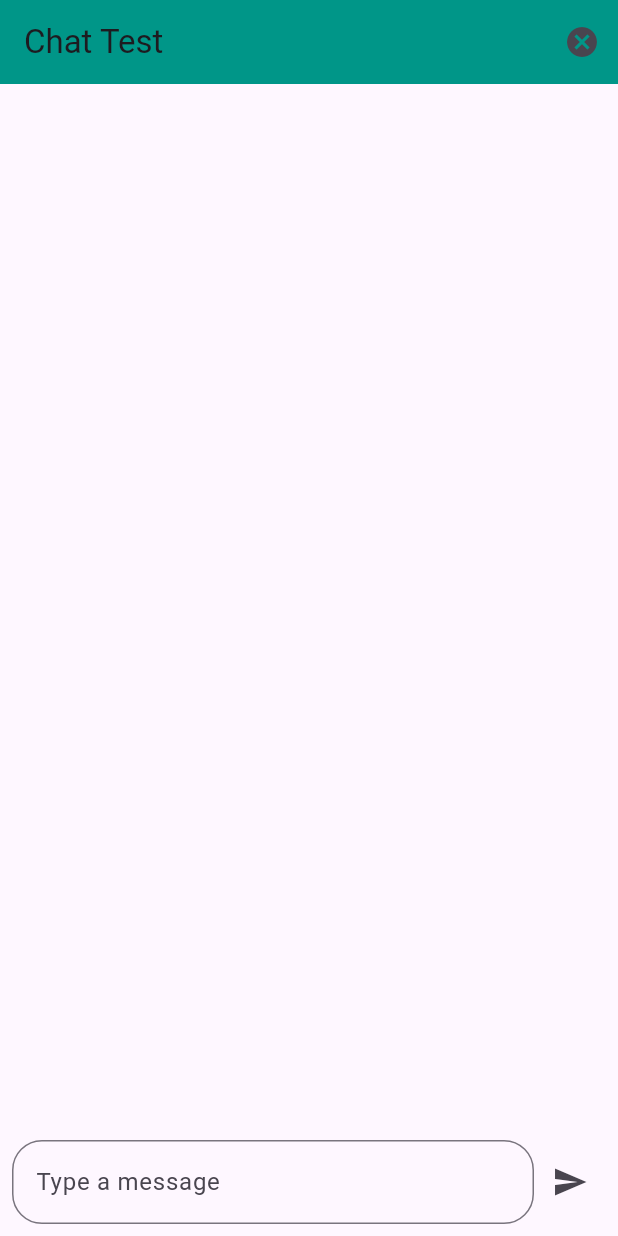
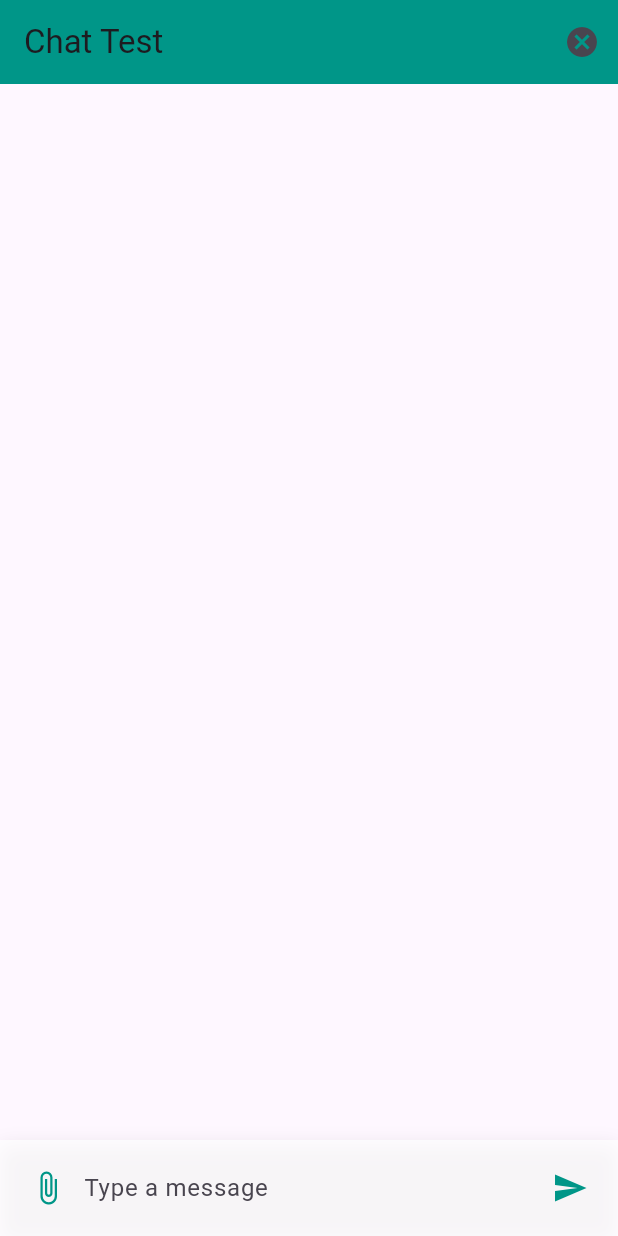
Before and after one commit to arxivj/chat_test, a Flutter app: the screen it shows after launch, on a phone screen of 412 x 824 dp. Run offline on Flutter 3.47's test engine with Material 3 defaults, Android fonts, the phone set to English and light mode, and no system bars; our stand-ins replace file_picker, flutter_chat_types, flutter_chat_ui, image_picker, open_filex.

Commit message:
Feat: 종목 받아오는 것 까지 완료

```diff
--- a/lib/chat_model.dart
+++ b/lib/chat_model.dart
@@ -10,16 +10,15 @@ class Chat {
   final String? industry;
   final String? summary;
 
-  // final List<IndustryInfo>? recommendations;
-
-  Chat(
-      {this.message,
-      required this.type,
-      required this.time,
-      this.relatedIndustry,
-      this.comment,
-      this.industry,
-      this.summary});
+  Chat({
+    this.message,
+    required this.type,
+    required this.time,
+    this.relatedIndustry,
+    this.comment,
+    this.industry,
+    this.summary,
+  });
 
   factory Chat.sent(String message) {
     return Chat(message: message, type: MessageType.user, time: DateTime.now());
@@ -30,8 +29,7 @@ class Chat {
   }
 
   factory Chat.industry(String industry) {
-    return Chat(
-        industry: industry, type: MessageType.bot, time: DateTime.now());
+    return Chat(industry: industry, type: MessageType.bot, time: DateTime.now());
   }
 
   factory Chat.summary(String summary) {
--- a/lib/chat_page.dart
+++ b/lib/chat_page.dart
@@ -1,9 +1,7 @@
-import 'package:flutter/cupertino.dart';
 import 'package:flutter/material.dart';
 import 'package:provider/provider.dart';
 
 import 'bubble.dart';
-import 'chat_model.dart';
 import 'chat_view_model.dart';
 
 class ChatPage extends StatelessWidget {
@@ -14,25 +12,27 @@ class ChatPage extends StatelessWidget {
     ScrollController scrollController = ScrollController();
 
     Future<void> scrollToBottom() async {
-      await Future.delayed(Duration(milliseconds: 100));
+      await Future.delayed(const Duration(milliseconds: 100));
       scrollController.animateTo(
         0,
-        duration: Duration(milliseconds: 300),
+        duration: const Duration(milliseconds: 300),
         curve: Curves.easeInOut,
       );
     }
 
-    return Scaffold(
+    return ChangeNotifierProvider(
+      create: (context) => ChatViewModel(baseUrl: 'http://ai.mofin.co.kr/mogene'),
+      child: Scaffold(
         resizeToAvoidBottomInset: true,
         appBar: AppBar(
-        title: Text('Chat Test'),
-        backgroundColor: Colors.teal,
+          title: const Text('Chat Test'),
+          backgroundColor: Colors.teal.shade500,
           actions: [
             IconButton(
               onPressed: () {
                 Navigator.of(context).pop();
               },
-            icon: Icon(Icons.cancel_sharp),
+              icon: const Icon(Icons.cancel_sharp),
             ),
           ],
         ),
@@ -45,34 +45,32 @@ class ChatPage extends StatelessWidget {
               Expanded(
                 child: Align(
                   alignment: Alignment.topCenter,
-                child: Selector<ChatViewModel, List<Chat>>(
-                  selector: (context, chatViewModel) =>
-                      chatViewModel.messages.reversed.toList(),
-                  builder: (BuildContext context, List<Chat> messages, Widget? child) {
+                  child: Consumer<ChatViewModel>(
+                    builder: (context, chatViewModel, child) {
+                      final messages = chatViewModel.messages.reversed.toList();
                       return ListView.builder(
                         controller: scrollController,
                         shrinkWrap: true,
                         reverse: true,
                         itemCount: messages.length,
                         itemBuilder: (context, index) {
-                        return Bubble(chat: messages[index]);
+                          return Bubble(chat: messages[index], scrollController: scrollController);
                         },
                       );
                     },
                   ),
                 ),
               ),
-            Selector<ChatViewModel, bool>(
-              selector: (context, chatViewModel) => chatViewModel.isLoading,
-              builder: (context, isLoading, child) {
+              Consumer<ChatViewModel>(
+                builder: (context, chatViewModel, child) {
                   return Column(
                     children: [
-                    if (isLoading)
-                      Padding(
-                        padding: const EdgeInsets.all(8.0),
+                      if (chatViewModel.isLoading)
+                        const Padding(
+                          padding: EdgeInsets.all(8.0),
                           child: CircularProgressIndicator(),
                         ),
-                    _buildInputField(context, isLoading),
+                      _buildInputField(context, chatViewModel),
                     ],
                   );
                 },
@@ -80,45 +78,58 @@ class ChatPage extends StatelessWidget {
             ],
           ),
         ),
+      ),
     );
   }
 
-  Widget _buildInputField(BuildContext context, bool isLoading) {
+  Widget _buildInputField(BuildContext context, ChatViewModel chatViewModel) {
     TextEditingController textEditingController = TextEditingController();
 
     return Container(
       padding: const EdgeInsets.all(8),
+      decoration: BoxDecoration(
+        color: Colors.white.withOpacity(0.7),
+        boxShadow: [
+          BoxShadow(
+            color: Colors.black.withOpacity(0.1),
+            blurRadius: 10,
+            offset: const Offset(0, 4),
+          ),
+        ],
+      ),
       child: Row(
         children: [
+          IconButton(
+            icon: Icon(Icons.attach_file, color: Colors.teal.shade500),
+            onPressed: chatViewModel.isLoading ? null : () => _showAttachmentOptions(context),
+          ),
           Expanded(
             child: TextField(
               controller: textEditingController,
-              decoration: InputDecoration(
+              decoration: const InputDecoration(
                 hintText: 'Type a message',
-                border: OutlineInputBorder(
-                  borderRadius: BorderRadius.circular(20),
+                border: InputBorder.none,
               ),
-              ),
-              onSubmitted: isLoading
+              onSubmitted: chatViewModel.isLoading
                   ? null
                   : (String messageText) {
                 if (messageText.isNotEmpty) {
-                  context.read<ChatViewModel>().sendMessage(messageText);
+                  chatViewModel.sendMessage(messageText);
                   textEditingController.clear();
                   FocusScope.of(context).unfocus();
                 }
               },
-              enabled: !isLoading,
+              enabled: !chatViewModel.isLoading,
             ),
           ),
           IconButton(
-            icon: Icon(Icons.send),
-            onPressed: isLoading
+            icon: Icon(Icons.send, color: Colors.teal.shade500),
+            onPressed: chatViewModel.isLoading
                 ? null
                 : () {
               final messageText = textEditingController.text.trim();
               if (messageText.isNotEmpty) {
-                context.read<ChatViewModel>().sendMessage(messageText);
+                chatViewModel.sendMessage(messageText);
                 textEditingController.clear();
                 FocusScope.of(context).unfocus();
               }
@@ -128,4 +139,49 @@ class ChatPage extends StatelessWidget {
       ),
     );
   }
+
+  void _showAttachmentOptions(BuildContext context) {
+    showModalBottomSheet<void>(
+      context: context,
+      builder: (BuildContext bottomSheetContext) {
+        return SafeArea(
+          child: SizedBox(
+            height: 144,
+            child: Column(
+              crossAxisAlignment: CrossAxisAlignment.stretch,
+              children: <Widget>[
+                TextButton(
+                  onPressed: () {
+                    Navigator.pop(bottomSheetContext);
+                    context.read<ChatViewModel>().handleImageSelection();
+                  },
+                  child: const Align(
+                    alignment: AlignmentDirectional.centerStart,
+                    child: Text('Photo'),
+                  ),
+                ),
+                TextButton(
+                  onPressed: () {
+                    Navigator.pop(bottomSheetContext);
+                    context.read<ChatViewModel>().handleFileSelection();
+                  },
+                  child: const Align(
+                    alignment: AlignmentDirectional.centerStart,
+                    child: Text('File'),
+                  ),
+                ),
+                TextButton(
+                  onPressed: () => Navigator.pop(bottomSheetContext),
+                  child: const Align(
+                    alignment: AlignmentDirectional.centerStart,
+                    child: Text('Cancel'),
+                  ),
+                ),
+              ],
+            ),
+          ),
+        );
+      },
+    );
   }
+}
--- /dev/null
+++ b/lib/industry_model.dart
@@ -0,0 +1,23 @@
+class IndustryModel {
+  final String sector;
+  final String industry;
+  final String ticker;
+  final double score;
+
+  IndustryModel({
+    required this.sector,
+    required this.industry,
+    required this.ticker,
+    required this.score,
+  });
+
+  factory IndustryModel.fromJson(Map<String, dynamic> json) {
+    return IndustryModel(
+      sector: json['sector'],
+      industry: json['industry'],
+      ticker: json['ticker'],
+      score: json['score'].toDouble(),
+    );
+  }
+}
+/// Find[IndustryInfo]: /lib/dash_bot/model/industry_info.dart
--- a/lib/main.dart
+++ b/lib/main.dart
@@ -1,19 +1,16 @@
-import 'package:chat_test/chat_view_model.dart';
 import 'package:flutter/material.dart';
-import 'package:provider/provider.dart';
 
 import 'chat_page.dart';
 
 void main() {
   runApp(
-    ChangeNotifierProvider(
-      create: (context) => ChatViewModel(),
-      child: MyApp(),
-    ),
+    const MyApp(),
   );
 }
 
 class MyApp extends StatelessWidget {
+  const MyApp({super.key});
+
   @override
   Widget build(BuildContext context) {
     return MaterialApp(
@@ -21,7 +18,7 @@ class MyApp extends StatelessWidget {
       theme: ThemeData(
         primarySwatch: Colors.teal,
       ),
-      home: ChatPage(),
+      home: const ChatPage(),
     );
   }
 }
--- a/pubspec.yaml
+++ b/pubspec.yaml
@@ -45,6 +45,9 @@ dependencies:
   file_picker: ^8.0.3
   flutter_chat_bubble: ^2.0.2
 
+  flutter_chat_types: any
+  http: any
+  mime: any
 dev_dependencies:
   flutter_test:
     sdk: flutter
```
Also changed, not shown: lib/bubble.dart (+20 -78 lines), lib/chat_contents_widget.dart (+112 -34 lines), lib/chat_service.dart (added, +51 -0 lines), lib/chat_view_model.dart (+146 -36 lines), pubspec.lock, 1 other file. Lines whose indentation alone changed are shown as unchanged.
